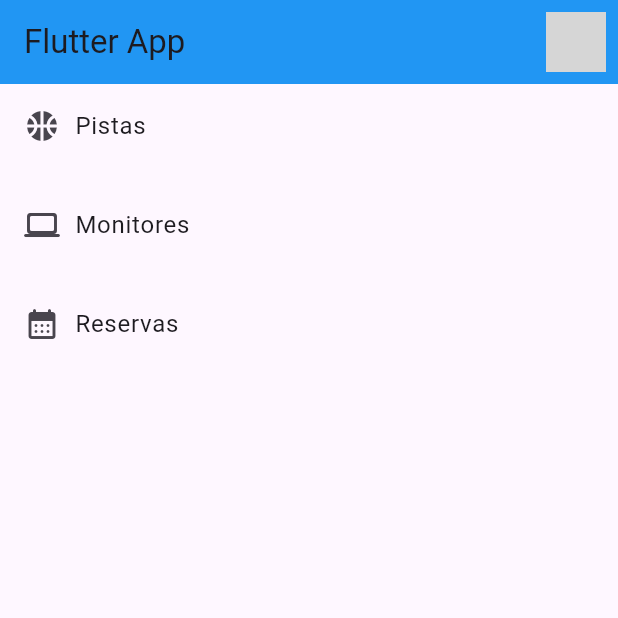
After one commit to pquesadac/examenMoviles, a Flutter app: the ListViewScreenQCP screen opened directly, on a phone screen of 412 x 824 dp, the top half of it. The commit adds this screen. Run offline on Flutter 3.47's test engine with Material 3 defaults, Android fonts, the light colour scheme and no system bars; network calls fail; grey boxes are pictures that could not be loaded.

Commit message:
Pagina ListView

```diff
--- /dev/null
+++ b/lib/screens/listview_screen_qcp.dart
@@ -0,0 +1,99 @@
+import 'package:flutter/material.dart';
+
+class ListViewScreenQCP extends StatelessWidget {
+  const ListViewScreenQCP({Key? key}) : super(key: key);
+
+  void mostrarAlerta(BuildContext context) {
+    showDialog(
+      context: context,
+      builder: (BuildContext context) {
+        return AlertDialog(
+          title: const Text('Aviso'),
+          content: const Column(
+            mainAxisSize: MainAxisSize.min,
+            children: [
+              Text('El sistema de reservas está deshabilitado en estos momentos.'),
+              SizedBox(height: 20),
+              FlutterLogo(size: 100),
+            ],
+          ),
+          actions: <Widget>[
+            TextButton(
+              child: const Text('Cancelar'),
+              onPressed: () {
+                Navigator.of(context).pop();
+              },
+            ),
+          ],
+        );
+      },
+    );
+  }
+
+  @override
+  Widget build(BuildContext context) {
+    return Scaffold(
+      appBar: AppBar(
+        automaticallyImplyLeading: false,
+        title: const Text('Flutter App'),
+        backgroundColor: Colors.blue,
+        actions: const [
+          Padding(
+            padding: EdgeInsets.all(8.0),
+            child: CircleAvatar(
+              backgroundImage: NetworkImage(
+                'https://e7.pngegg.com/pngimages/452/994/png-clipart-bill-gates-quotes-bill-gates-quotes-quotations-famous-quotes-bill-gates-s-house-microsoft-the-world-s-billionaires-steve-jobs-quotes-quotations.png',
+              ),
+            ),
+          ),
+        ],
+      ),
+      body: ListView(
+        children: [
+          ListTile(
+            title: const Row(
+              mainAxisSize: MainAxisSize.min,
+              children: [
+                Icon(Icons.sports_basketball_rounded),
+                SizedBox(width: 10),
+                Text('Pistas'),
+              ],
+            ),
+            onTap: () {
+              print('Entrando a Pistas');
+            },
+          ),
+          const SizedBox(height: 10),
+          ListTile(
+            title: const Row(
+              mainAxisSize: MainAxisSize.min,
+              children: [
+                Icon(Icons.computer_rounded),
+                SizedBox(width: 10),
+                Text('Monitores'),
+              ],
+            ),
+            onTap: () {
+              print('Entrando a Monitores');
+            },
+          ),
+
+          const SizedBox(height: 10),
+          ListTile(
+             title: const Row(
+              mainAxisSize: MainAxisSize.min,
+              children: [
+                Icon(Icons.calendar_month_rounded),
+                SizedBox(width: 10),
+                Text('Reservas'),
+              ],
+            ),
+            onTap: () {
+              mostrarAlerta(context);
+            },
+          ),
+        ],
+      ),
+    );
+  }
+}
--- a/lib/screens/screens_qcp.dart
+++ b/lib/screens/screens_qcp.dart
@@ -1,2 +1,3 @@
 export 'package:examen_qcpablo/screens/home_screen_qcp.dart';
 export 'package:examen_qcpablo/screens/singin_screen_qcp.dart';
+export 'package:examen_qcpablo/screens/listview_screen_qcp.dart';
--- a/lib/screens/singin_screen_qcp.dart
+++ b/lib/screens/singin_screen_qcp.dart
@@ -1,5 +1,6 @@
 import 'package:flutter/material.dart';
 import 'package:examen_qcpablo/screens/home_screen_qcp.dart';
+import 'package:examen_qcpablo/screens/listview_screen_qcp.dart';
 
 class SignInScreenQCP extends StatefulWidget {
   const SignInScreenQCP({Key? key}) : super(key: key);
@@ -26,6 +27,11 @@ class _SignInScreenQCPState extends State<SignInScreenQCP> {
       print('Usuario: ${_usuario.text}');
       print('Contraseña: ${_contrasena.text}');
 
+       Navigator.of(context).pushReplacement(
+        MaterialPageRoute(
+          builder: (context) => const ListViewScreenQCP()
+        )
+      );
     }
   }
 
```
